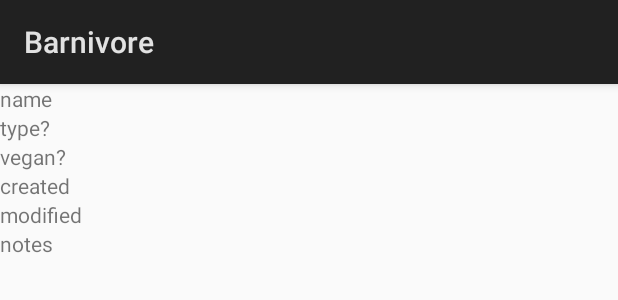
After one commit to JesseScott/Barnivore-Android, an Android app: the layout item_liquor.xml on its own in the app's theme, with its tools: preview values and no code run, on a phone screen of 412 x 824 dp. The commit adds this screen. Shown: the top 300 px of the screen. Run offline under Robolectric (Android 15) with nearby library versions, the phone set to English and light mode, and no system bars.

Commit message:
basic recycler view

```diff
--- a/app/app/build.gradle
+++ b/app/app/build.gradle
@@ -24,9 +24,18 @@ android {
 }
 
 dependencies {
+
+    // Jars
     implementation fileTree(dir: 'libs', include: ['*.jar'])
+
+    // Kotlin
     implementation"org.jetbrains.kotlin:kotlin-stdlib-jre7:$kotlin_version"
+
+    // Support
     implementation 'com.android.support.constraint:constraint-layout:1.0.2'
+    implementation 'com.android.support:recyclerview-v7:26.0.0'
+
+    // Tests
     testImplementation 'junit:junit:4.12'
     androidTestImplementation 'com.android.support.test:runner:1.0.0'
     androidTestImplementation 'com.android.support.test.espresso:espresso-core:3.0.0'
--- /dev/null
+++ b/app/app/src/main/java/com/barnivore/barnivore/recyclerview/adapters/BarnivoreAdapter.kt
@@ -0,0 +1,30 @@
+package com.barnivore.barnivore.recyclerview.adapters
+
+import android.support.v7.widget.RecyclerView
+import android.view.LayoutInflater
+import android.view.ViewGroup
+import com.barnivore.barnivore.R
+import com.barnivore.barnivore.models.Liquor
+import com.barnivore.barnivore.recyclerview.adapters.viewholders.BarnivoreViewHolder
+
+/**
+ *
+ * Created by jessescott on 2017-08-08.
+ *
+ */
+
+
+class BarnivoreAdapter(val items: List<Liquor>) : RecyclerView.Adapter<BarnivoreViewHolder>() {
+
+    override fun onCreateViewHolder(parent: ViewGroup?, viewType: Int): BarnivoreViewHolder {
+        val view = LayoutInflater.from(parent?.context).inflate(R.layout.item_liquor, parent, false)
+        return BarnivoreViewHolder(view)
+    }
+
+    override fun onBindViewHolder(holder: BarnivoreViewHolder?, position: Int) {
+        holder?.bindItems(items[position])
+    }
+
+    override fun getItemCount(): Int = items.size
+
+}
--- /dev/null
+++ b/app/app/src/main/java/com/barnivore/barnivore/recyclerview/adapters/viewholders/BarnivoreViewHolder.kt
@@ -0,0 +1,22 @@
+package com.barnivore.barnivore.recyclerview.adapters.viewholders
+
+import android.support.v7.widget.RecyclerView
+import android.view.View
+import com.barnivore.barnivore.models.Liquor
+
+/**
+ *
+ * Created by jessescott on 2017-08-08.
+ *
+ */
+
+
+class BarnivoreViewHolder(view: View) : RecyclerView.ViewHolder(view) {
+
+    fun bindItems(liquor: Liquor) {
+        with(liquor) {
+
+        }
+    }
+
+}
--- /dev/null
+++ b/app/app/src/main/res/layout/item_liquor.xml
@@ -0,0 +1,52 @@
+<?xml version="1.0" encoding="utf-8"?>
+<LinearLayout xmlns:android="http://schemas.android.com/apk/res/android"
+              android:orientation="vertical"
+              android:layout_width="match_parent"
+              android:layout_height="match_parent">
+
+    <TextView
+            android:layout_width="match_parent"
+            android:layout_height="wrap_content"
+            android:id="@+id/item_liquor_name"
+            android:text="@string/item_liquor_name"
+            />
+
+    <TextView
+            android:layout_width="match_parent"
+            android:layout_height="wrap_content"
+            android:id="@+id/item_liquor_type"
+            android:text="@string/item_liquor_type"
+            />
+
+    <TextView
+            android:layout_width="match_parent"
+            android:layout_height="wrap_content"
+            android:id="@+id/item_liquor_vegan"
+            android:text="@string/item_liquor_vegan"
+            />
+
+    <TextView
+            android:layout_width="match_parent"
+            android:layout_height="wrap_content"
+            android:ems="10"
+            android:id="@+id/item_liquor_created"
+            android:text="@string/item_liquor_created"
+            />
+
+    <TextView
+            android:layout_width="match_parent"
+            android:layout_height="wrap_content"
+            android:ems="10"
+            android:id="@+id/item_liquor_modified"
+            android:text="@string/item_liquor_modified"
+            />
+
+    <TextView
+            android:layout_width="match_parent"
+            android:layout_height="wrap_content"
+            android:ems="10"
+            android:id="@+id/item_liquor_notes"
+            android:text="@string/item_liquor_notes"
+            />
+
+</LinearLayout>
--- a/app/app/src/main/res/values/strings.xml
+++ b/app/app/src/main/res/values/strings.xml
@@ -6,4 +6,12 @@
     <string name="user_has_seen_onboarding">user_has_seen_onboarding</string>
 
 
+    <!-- Adapter Defaults -->
+    <string name="item_liquor_name">name</string>
+    <string name="item_liquor_type">type?</string>
+    <string name="item_liquor_vegan">vegan?</string>
+    <string name="item_liquor_created">created</string>
+    <string name="item_liquor_modified">modified</string>
+    <string name="item_liquor_notes">notes</string>
+
 </resources>
```
